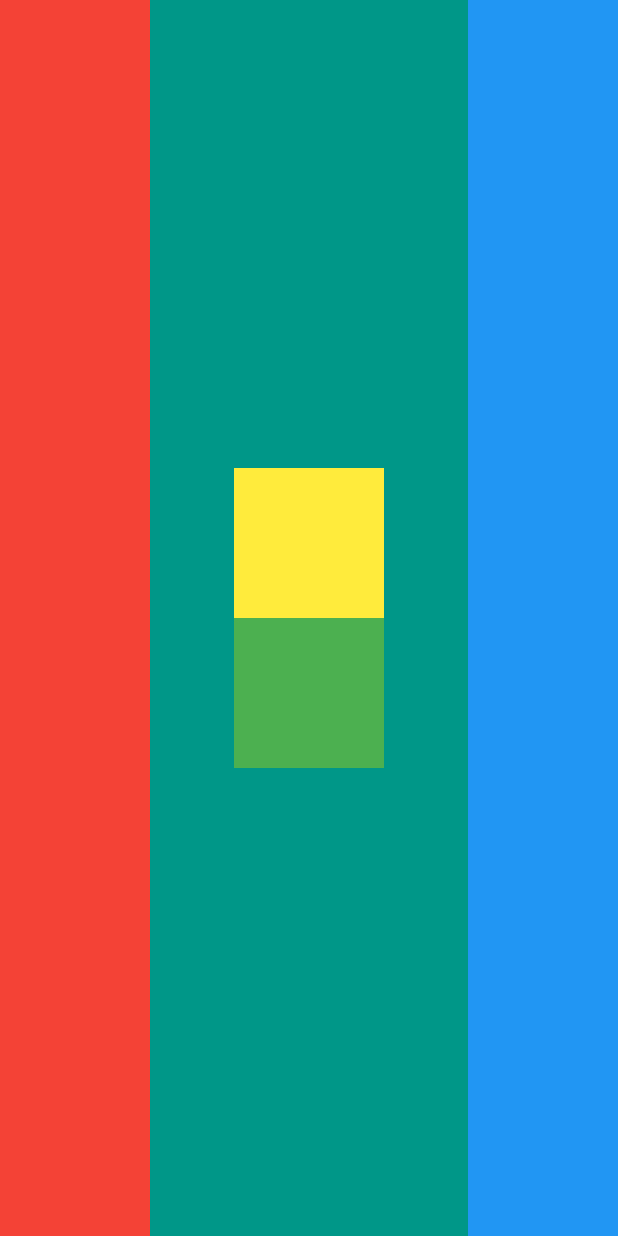
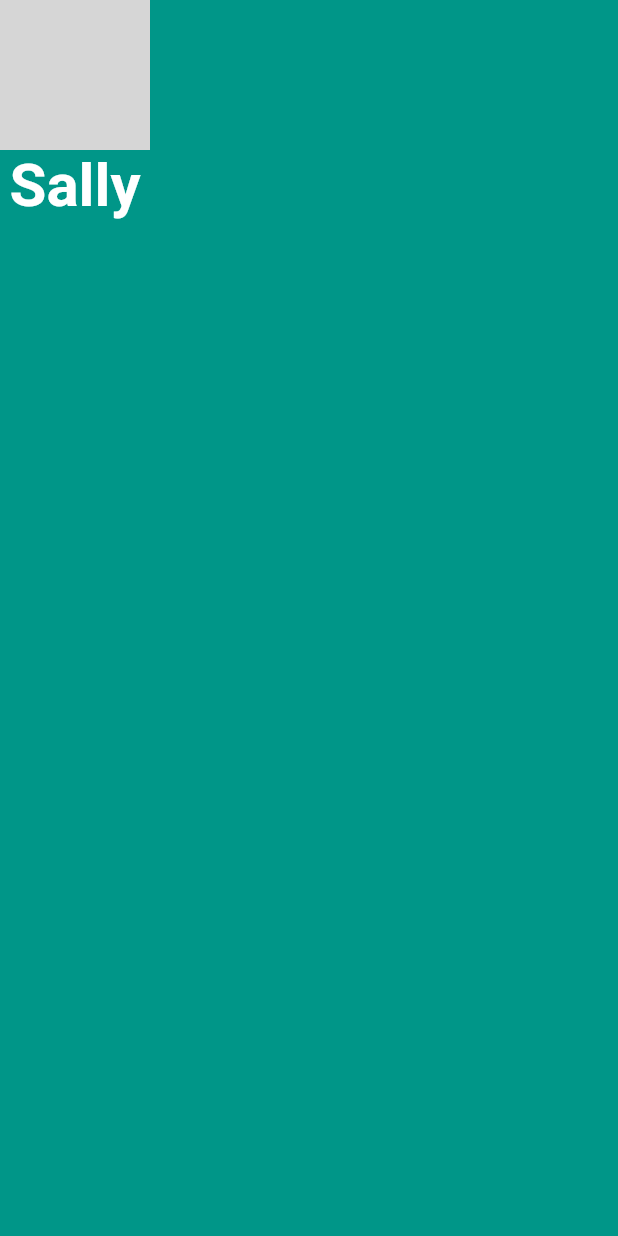
Before and after one commit to Hyeon1445/flutter-mi-card, a Flutter app: the screen it shows after launch, on a phone screen of 412 x 824 dp. Run offline on Flutter 3.47's test engine with Material 2 defaults, Android fonts, the phone set to English and light mode, and no system bars; grey boxes are pictures that could not be loaded.

Commit message:
44. Tapping into Widget Properties

```diff
--- a/lib/main.dart
+++ b/lib/main.dart
@@ -12,35 +12,20 @@ class MyApp extends StatelessWidget {
       home: Scaffold(
         backgroundColor: Colors.teal,
         body: SafeArea(
-          child: Row(
-            crossAxisAlignment: CrossAxisAlignment.stretch,
-            mainAxisAlignment: MainAxisAlignment.spaceBetween,
+          child: Column(
             children: <Widget>[
-              Container(
-                width: 100.0,
-                color: Colors.red,
+              CircleAvatar(
+                radius: 50.0,
+                backgroundImage: AssetImage('images/ex2.jpg'),
               ),
-              Container(
-                child: Column(
-                  mainAxisAlignment: MainAxisAlignment.center,
-                  children: <Widget>[
-                    Container(
-                      width: 100.0,
-                      height: 100.0,
-                      color: Colors.yellow,
-                    ),
-                    Container(
-                      width: 100.0,
-                      height: 100.0,
-                      color: Colors.green,
-                    ),
-                  ],
+              Text(
+                'Sally',
+                style: TextStyle(
+                  fontSize: 40.0,
+                  color: Colors.white,
+                  fontWeight: FontWeight.bold,
                 ),
-              ),
-              Container(
-                width: 100.0,
-                color: Colors.blue,
-              ),
+              )
             ],
           ),
         ),
```
Also changed, not shown: pubspec.yaml (+2 -48 lines), 1 other file.
